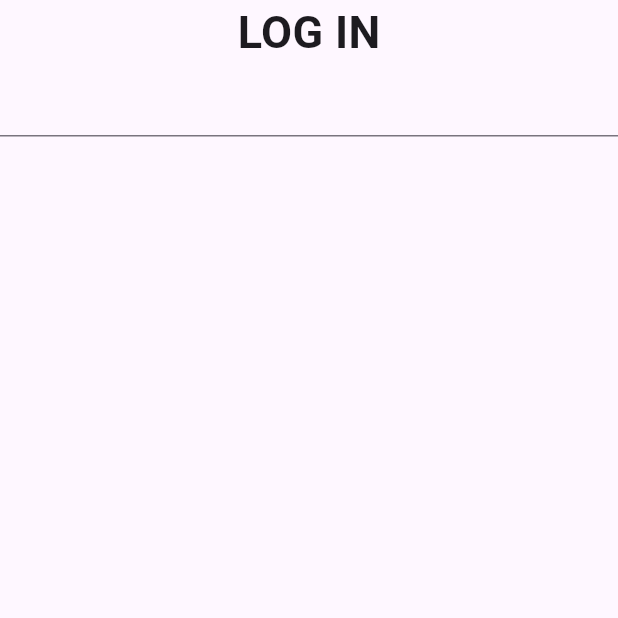
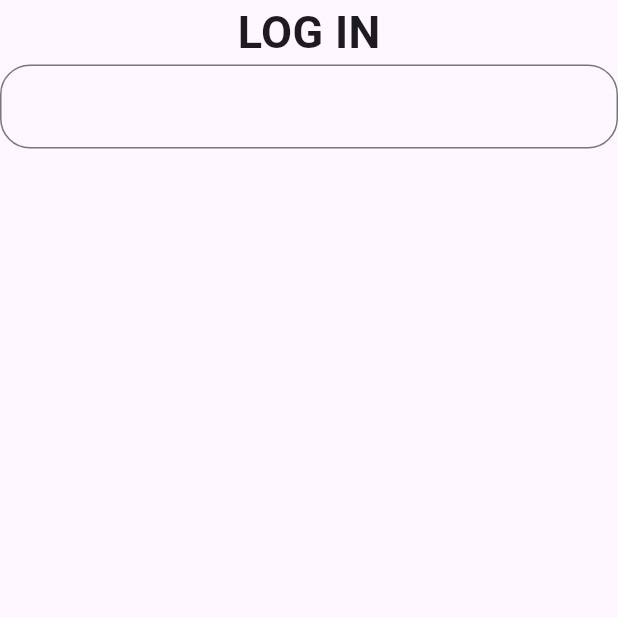
Before and after one commit to sohasara/E-Commerce-App, a Flutter app: the screen it shows after launch, on a phone screen of 412 x 824 dp, the top half of it. Run offline on Flutter 3.47's test engine with Material 3 defaults, Android fonts, the phone set to English and light mode, and no system bars.

Commit message:
add border radius

```diff
--- a/lib/feature/presentation/widgets/text_field.dart
+++ b/lib/feature/presentation/widgets/text_field.dart
@@ -5,6 +5,11 @@ class MyTextFeild extends StatelessWidget {
 
   @override
   Widget build(BuildContext context) {
-    return const TextField();
+    return TextField(
+      decoration: InputDecoration(
+          border: OutlineInputBorder(
+        borderRadius: BorderRadius.circular(20),
+      )),
+    );
   }
 }
```
